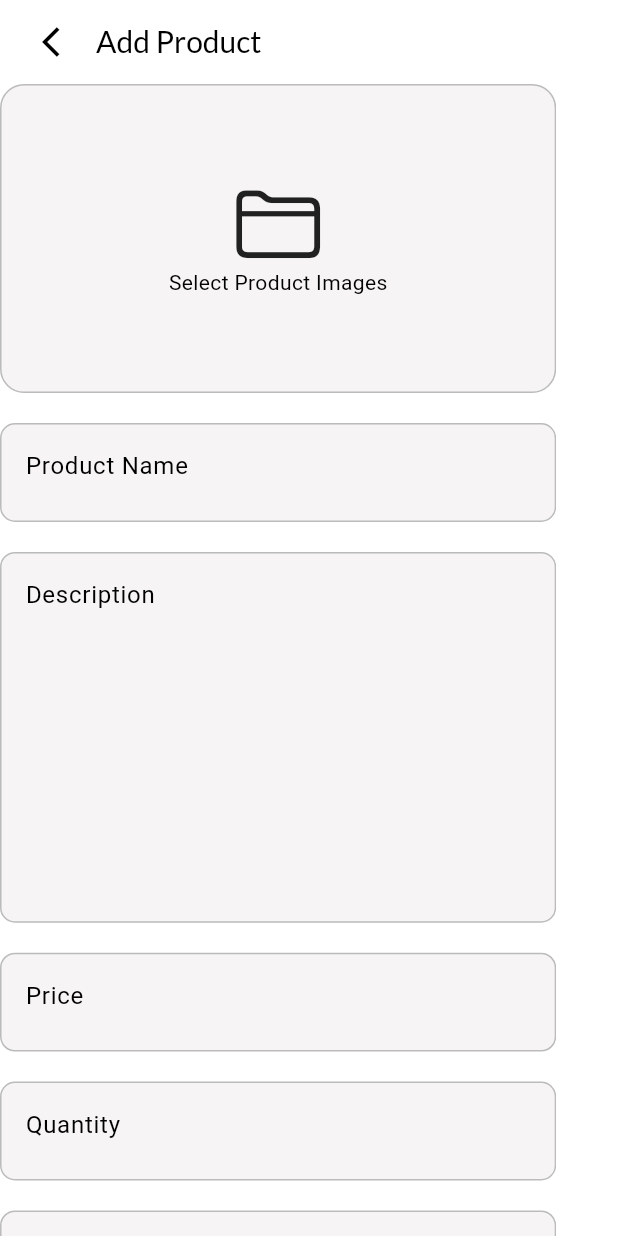
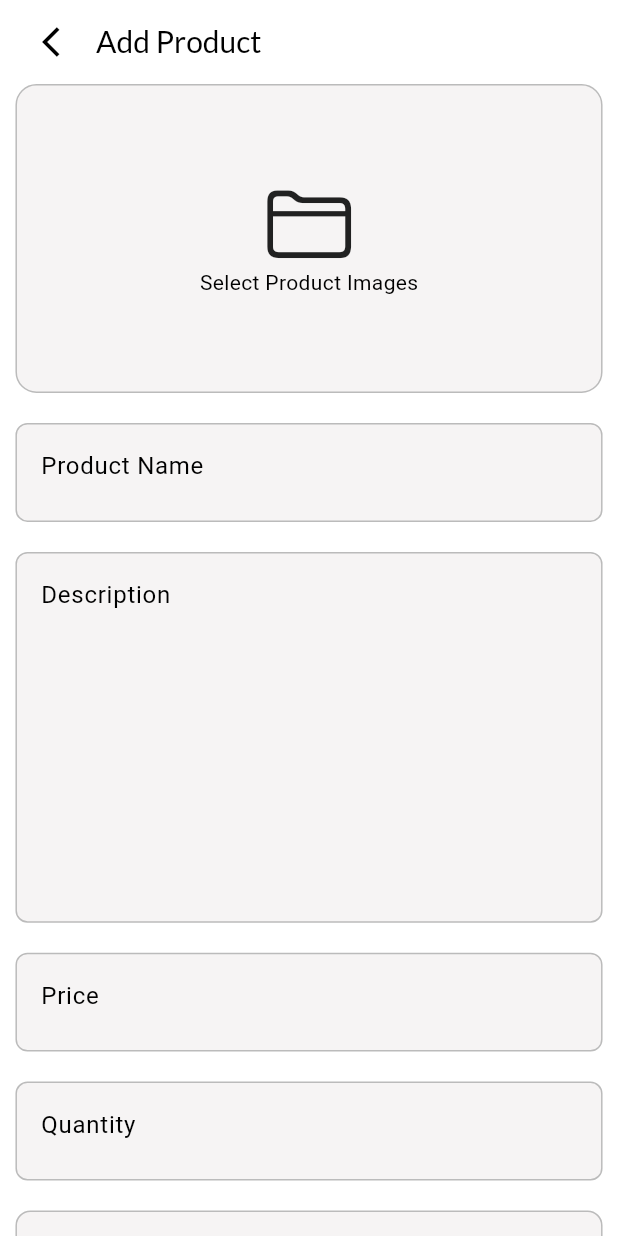
Before and after one commit to anees-dahot/shoper, a Flutter app: the AdminBottomBar screen opened by its route, after a tap on an icon or button, on a phone screen of 412 x 824 dp. Run offline on Flutter 3.47's test engine with Material 3 defaults, Android fonts, the light colour scheme and no system bars; our stand-ins replace badges, font_awesome_flutter, get, google_fonts, shared_preferences; accounts and stored records are empty; network calls fail.

Commit message:
Add product screen added

```diff
--- a/lib/features/admin/screens/add_product.dart
+++ b/lib/features/admin/screens/add_product.dart
@@ -1,24 +1,36 @@
 import 'package:flutter/material.dart';
 import 'package:google_fonts/google_fonts.dart';
 import 'package:shoper/features/admin/widgets/categories_dropdown.dart';
+import 'package:shoper/widgets/custom_button.dart';
 
 import '../widgets/custom_text_field.dart';
 import '../widgets/image_selector_widget.dart';
 
-class AddProduct extends StatelessWidget {
+class AddProduct extends StatefulWidget {
   static const routeName = "add-product";
-  const AddProduct({super.key});
+  AddProduct({super.key});
+
+  @override
+  State<AddProduct> createState() => _AddProductState();
+}
+
+class _AddProductState extends State<AddProduct> {
+  final TextEditingController productNameController = TextEditingController();
+
+  final TextEditingController productDescController = TextEditingController();
+
+  final TextEditingController productPriceController = TextEditingController();
+
+  final TextEditingController productQuantityController =
+      TextEditingController();
+
+
 
   @override
   Widget build(BuildContext context) {
     final width = MediaQuery.of(context).size.width;
     final height = MediaQuery.of(context).size.height;
-    List<String> categories = [
-      'adidas',
-      'nike',
-      'puma',
-      'converse',
-    ];
+  String _selectedValue = "adidas";
     return GestureDetector(
       onTap: () => FocusScope.of(context).unfocus(),
       child: Scaffold(
@@ -43,6 +55,7 @@ class AddProduct extends StatelessWidget {
             automaticallyImplyLeading: false,
           ),
           body: SingleChildScrollView(
+            child: Center(
               child: Column(
                 crossAxisAlignment: CrossAxisAlignment.center,
                 children: [
@@ -51,41 +64,69 @@ class AddProduct extends StatelessWidget {
                     height: 20,
                   ),
                   CustomTextFIeld(
+                      controller: productNameController,
                       hintText: 'Product Name',
-                    width: width * 0.9,
+                      width: width * 0.95,
                       height: height * 0.08),
                   const SizedBox(
                     height: 20,
                   ),
                   CustomTextFIeld(
+                      controller: productDescController,
                       numberOfLines: 30,
                       hintText: 'Description',
-                    width: width * 0.9,
+                      width: width * 0.95,
                       height: height * 0.3),
                   const SizedBox(
                     height: 20,
                   ),
                   CustomTextFIeld(
+                      controller: productPriceController,
                       hintText: 'Price',
-                    width: width * 0.9,
+                      width: width * 0.95,
                       height: height * 0.08),
                   const SizedBox(
                     height: 20,
                   ),
                   CustomTextFIeld(
+                      controller: productQuantityController,
                       hintText: 'Quantity',
-                    width: width * 0.9,
+                      width: width * 0.95,
                       height: height * 0.08),
                   const SizedBox(
                     height: 20,
                   ),
                   MyDropdown(
-                    width: width * 0.9,
+                    width: width * 0.95,
                     height: height * 0.08,
-                  items: ["Item 1", "Item 2", "Item 3"],
-                  initialValue: "Item 2", // Optional
-                )
+                    items: const [
+                      'adidas',
+                      'nike',
+                      'puma',
+                      'converse',
                     ],
+                    initialValue: "adidas", // Optional
+                    selectedValue: _selectedValue,
+                    onChanged: (value) {
+                      setState(() {
+                        _selectedValue = value!;
+                        print(_selectedValue);
+                      });
+                    },
+                  ),
+                  const SizedBox(
+                    height: 20,
+                  ),
+                  CustomButton(
+                    text: 'Save',
+                    onTap: () {},
+                    color: Colors.black,
+                  ),
+                  const SizedBox(
+                    height: 80,
+                  ),
+                ],
+              ),
             ),
           )),
     );
--- a/lib/features/admin/widgets/categories_dropdown.dart
+++ b/lib/features/admin/widgets/categories_dropdown.dart
@@ -5,33 +5,30 @@ class MyDropdown extends StatefulWidget {
   final String? initialValue;
   final double width;
   final double height;
+  final void Function(String?) onChanged;
+  final String selectedValue;
 
 
   const MyDropdown({
-    Key? key,
+    super.key,
     required this.items,
-    this.initialValue, required this.width, required this.height,
+    this.initialValue, required this.width, required this.height, required this.onChanged, required this.selectedValue,
 
-  }) : super(key: key);
+  });
 
   @override
   State<MyDropdown> createState() => _MyDropdownState();
 }
 
 class _MyDropdownState extends State<MyDropdown> {
-  String? _selectedValue;
 
-  @override
-  void initState() {
-    super.initState();
-    _selectedValue = widget.initialValue;
-  }
 
   @override
   Widget build(BuildContext context) {
     return
 
     Container(
+      padding: EdgeInsets.all(10),
       width: widget.width,
       height: widget.height,
       alignment: Alignment.centerLeft,
@@ -41,7 +38,9 @@ class _MyDropdownState extends State<MyDropdown> {
           border: Border.all(
               width: 1, color: const Color.fromARGB(255, 187, 187, 187))),
       child: DropdownButton<String>(
-      value: _selectedValue,
+        borderRadius: BorderRadius.circular(10),
+        underline: SizedBox(),
+      value: widget.selectedValue,
       isExpanded: true, // Makes the dropdown fill the available space
       items: widget.items.map((String item) {
         return DropdownMenuItem<String>(
@@ -49,12 +48,7 @@ class _MyDropdownState extends State<MyDropdown> {
           child: Text(item),
         );
       }).toList(),
-      onChanged: (String? newSelectedValue) {
-        setState(() {
-          _selectedValue = newSelectedValue;
-        });
-
-      },
+      onChanged:widget.onChanged
     )
     );
 
--- a/lib/features/admin/widgets/custom_text_field.dart
+++ b/lib/features/admin/widgets/custom_text_field.dart
@@ -7,14 +7,14 @@ class CustomTextFIeld extends StatelessWidget {
     required this.width,
     required this.height,
     required this.hintText,
-    this.numberOfLines
-    // required this.controller,
+    this.numberOfLines,
+    required this.controller,
   });
 
   final double width;
   final double height;
   final String hintText;
-  // final TextEditingController controller;
+  final TextEditingController controller;
   int? numberOfLines;
 
   @override
@@ -24,10 +24,11 @@ class CustomTextFIeld extends StatelessWidget {
       height: height,
       decoration: BoxDecoration(
           color: const Color.fromARGB(255, 246, 244, 244),
-          borderRadius: BorderRadius.circular(10),
+          borderRadius: BorderRadius.circular(8),
           border: Border.all(
               width: 1, color: const Color.fromARGB(255, 187, 187, 187))),
       child: TextFormField(
+        controller: controller,
         maxLines: numberOfLines,
         decoration: InputDecoration(
             hintText: hintText,
--- a/lib/features/admin/widgets/image_selector_widget.dart
+++ b/lib/features/admin/widgets/image_selector_widget.dart
@@ -13,11 +13,11 @@ class ImageSelectorWidget extends StatelessWidget {
   @override
   Widget build(BuildContext context) {
     return Container(
-      width: width * 0.9,
+      width: width * 0.95,
       height: height * 0.25,
      decoration: BoxDecoration(
       color: const Color.fromARGB(255, 246, 244, 244),
-      borderRadius: BorderRadius.circular(16),
+      borderRadius: BorderRadius.circular(14),
       border: Border.all(
         width: 1,
         color: const Color.fromARGB(255, 187, 187, 187)
--- a/lib/router.dart
+++ b/lib/router.dart
@@ -37,7 +37,7 @@ Route<dynamic> generateRoute(RouteSettings routeSettings) {
     case AddProduct.routeName:
       return MaterialPageRoute(
         settings: routeSettings,
-        builder: (_) => const AddProduct(),
+        builder: (_) =>  AddProduct(),
       );
     default:
       return MaterialPageRoute(
--- a/lib/widgets/custom_button.dart
+++ b/lib/widgets/custom_button.dart
@@ -1,5 +1,6 @@
 
 import 'package:flutter/material.dart';
+import 'package:google_fonts/google_fonts.dart';
 
 class CustomButton extends StatelessWidget {
   final String text;
@@ -14,17 +15,20 @@ class CustomButton extends StatelessWidget {
 
   @override
   Widget build(BuildContext context) {
-    return ElevatedButton(
-      onPressed: onTap,
-      style: ElevatedButton.styleFrom(
-        minimumSize: const Size(double.infinity, 50),
-        backgroundColor: color,
+    return Container(
+      alignment: Alignment.center,
+     height: MediaQuery.of(context).size.height * 0.07,
+     width: MediaQuery.of(context).size.width * 0.95,
+      decoration: BoxDecoration(
+       color: color,
+       borderRadius: BorderRadius.circular(10)
       ),
       child: Text(
         text,
-        style: TextStyle(
-          color: color == null ? Colors.white : Colors.black,
-        ),
+        style: GoogleFonts.lato(textStyle: TextStyle(
+          color: color == null ? Colors.black : Colors.white,
+          fontSize: 16
+        ),)
       ),
     );
   }
```
Lines whose indentation alone changed are shown as unchanged.
